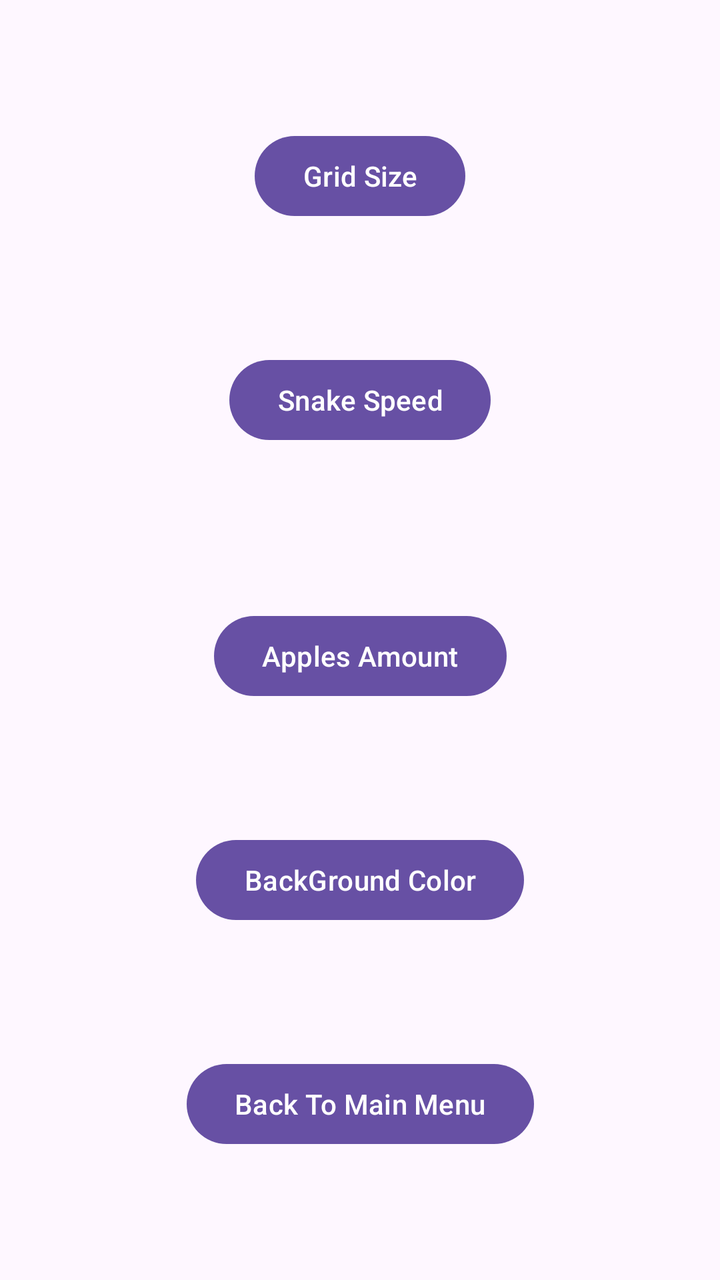
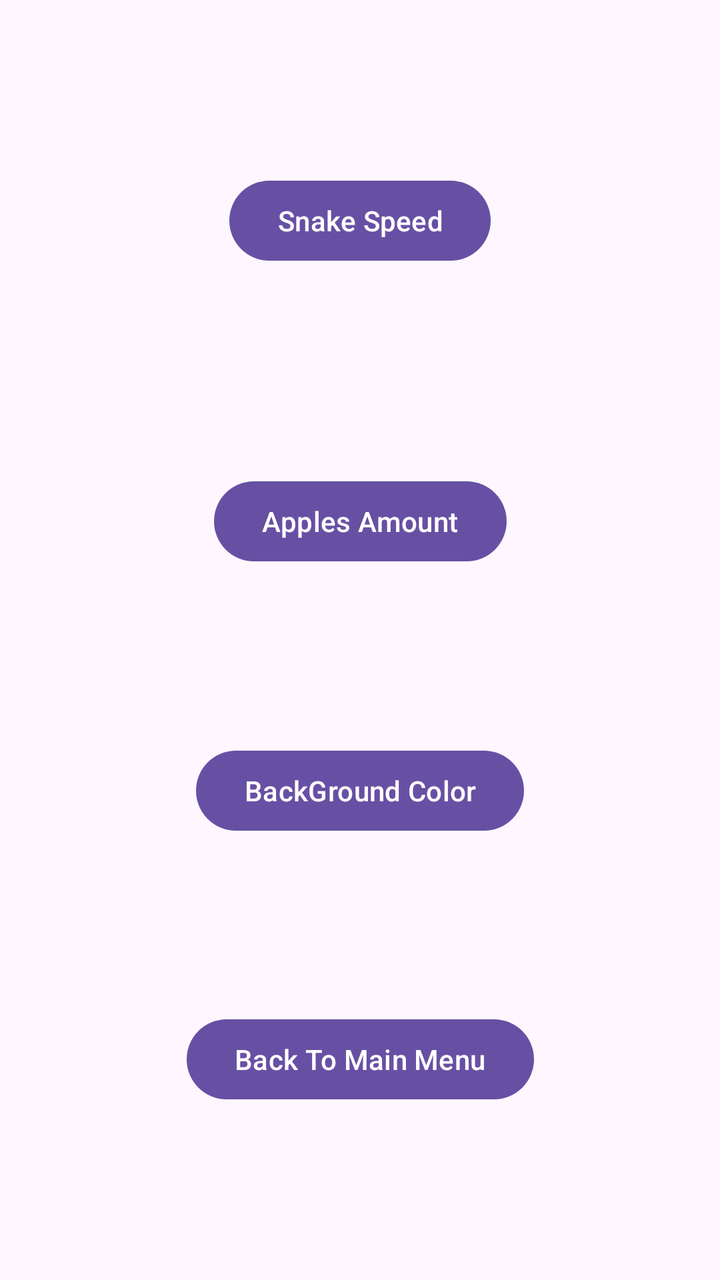

An Android layout rendered at two revisions. The XML below is the earlier revision; the diff shows what the commit changed to produce the second picture.
<!-- AndroidManifest.xml: application theme Theme.Final_Project_Uriya -->
<!-- res/layout/activity_settings.xml -->
<?xml version="1.0" encoding="utf-8"?>
<androidx.constraintlayout.widget.ConstraintLayout xmlns:android="http://schemas.android.com/apk/res/android"
    xmlns:app="http://schemas.android.com/apk/res-auto"
    xmlns:tools="http://schemas.android.com/tools"
    android:id="@+id/main"
    android:layout_width="match_parent"
    android:layout_height="match_parent"
    tools:context=".SettingsActivity">

    <Button
        android:id="@+id/btnGridSize"
        android:layout_width="wrap_content"
        android:layout_height="wrap_content"
        android:text="Grid Size"
        app:layout_constraintBottom_toTopOf="@+id/btnSnakeSpeed"
        app:layout_constraintEnd_toEndOf="parent"
        app:layout_constraintStart_toStartOf="parent"
        app:layout_constraintTop_toTopOf="parent" />

    <Button
        android:id="@+id/btnSnakeSpeed"
        android:layout_width="wrap_content"
        android:layout_height="wrap_content"
        android:layout_marginBottom="16dp"
        android:text="Snake Speed"
        app:layout_constraintBottom_toTopOf="@+id/btnAppleAmount"
        app:layout_constraintEnd_toEndOf="parent"
        app:layout_constraintStart_toStartOf="parent"
        app:layout_constraintTop_toBottomOf="@+id/btnGridSize" />

    <Button
        android:id="@+id/btnAppleAmount"
        android:layout_width="wrap_content"
        android:layout_height="wrap_content"
        android:text="Apples Amount"
        app:layout_constraintBottom_toTopOf="@+id/btnBgColor"
        app:layout_constraintEnd_toEndOf="parent"
        app:layout_constraintStart_toStartOf="parent"
        app:layout_constraintTop_toBottomOf="@+id/btnSnakeSpeed" />

    <Button
        android:id="@+id/btnBgColor"
        android:layout_width="wrap_content"
        android:layout_height="wrap_content"
        android:text="BackGround Color"
        app:layout_constraintBottom_toTopOf="@+id/btnBackToMainMenuFromSettings"
        app:layout_constraintEnd_toEndOf="parent"
        app:layout_constraintStart_toStartOf="parent"
        app:layout_constraintTop_toBottomOf="@+id/btnAppleAmount" />

    <Button
        android:id="@+id/btnBackToMainMenuFromSettings"
        android:layout_width="wrap_content"
        android:layout_height="wrap_content"
        android:text="Back To Main Menu"
        app:layout_constraintBottom_toBottomOf="parent"
        app:layout_constraintEnd_toEndOf="parent"
        app:layout_constraintStart_toStartOf="parent"
        app:layout_constraintTop_toBottomOf="@+id/btnBgColor" />

</androidx.constraintlayout.widget.ConstraintLayout>
<!-- resources referenced by this layout -->
<resources>
  <style name="Theme.Final_Project_Uriya" parent="Base.Theme.Final_Project_Uriya" />
  <style name="Base.Theme.Final_Project_Uriya" parent="Theme.Material3.DayNight.NoActionBar">
          
          
      </style>
</resources>

<!-- the commit's change to res/layout/activity_settings.xml (unified diff, before → after) -->
@@ -8,16 +8,6 @@
     tools:context=".SettingsActivity">
 
     <Button
-        android:id="@+id/btnGridSize"
-        android:layout_width="wrap_content"
-        android:layout_height="wrap_content"
-        android:text="Grid Size"
-        app:layout_constraintBottom_toTopOf="@+id/btnSnakeSpeed"
-        app:layout_constraintEnd_toEndOf="parent"
-        app:layout_constraintStart_toStartOf="parent"
-        app:layout_constraintTop_toTopOf="parent" />
-
-    <Button
         android:id="@+id/btnSnakeSpeed"
         android:layout_width="wrap_content"
         android:layout_height="wrap_content"
@@ -26,7 +16,7 @@
         app:layout_constraintBottom_toTopOf="@+id/btnAppleAmount"
         app:layout_constraintEnd_toEndOf="parent"
         app:layout_constraintStart_toStartOf="parent"
-        app:layout_constraintTop_toBottomOf="@+id/btnGridSize" />
+        app:layout_constraintTop_toTopOf="parent" />
 
     <Button
         android:id="@+id/btnAppleAmount"
